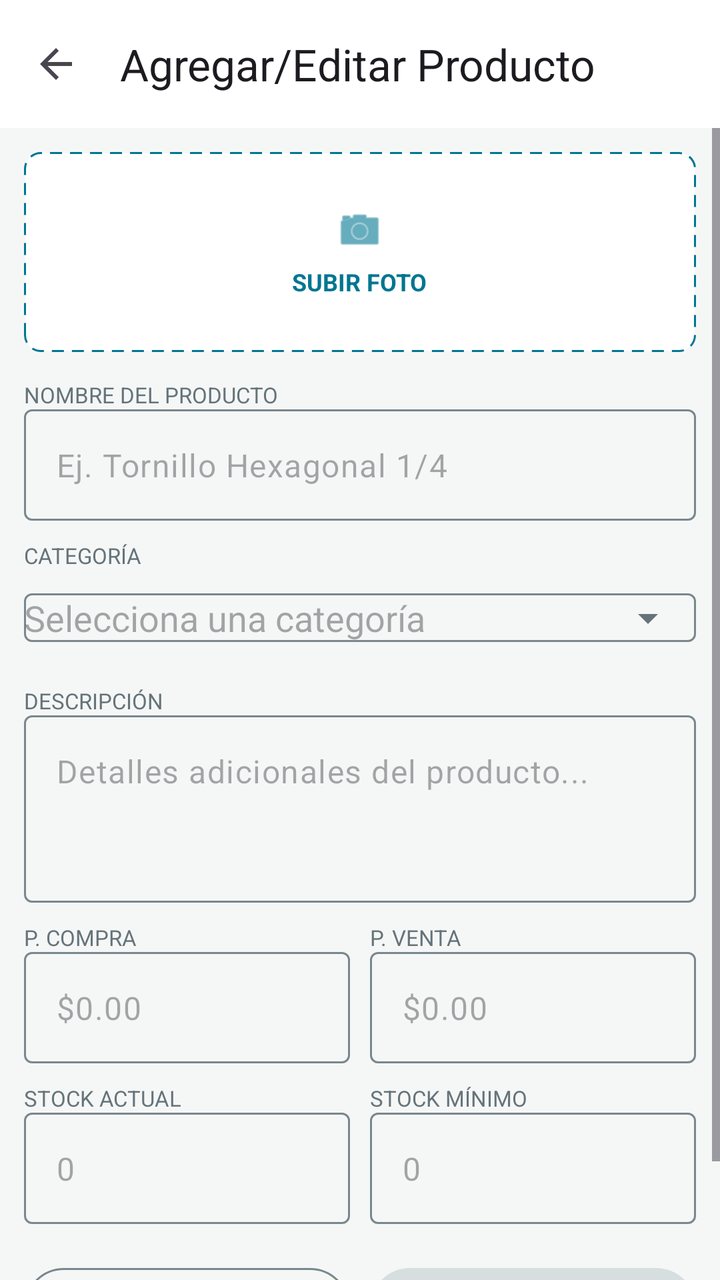
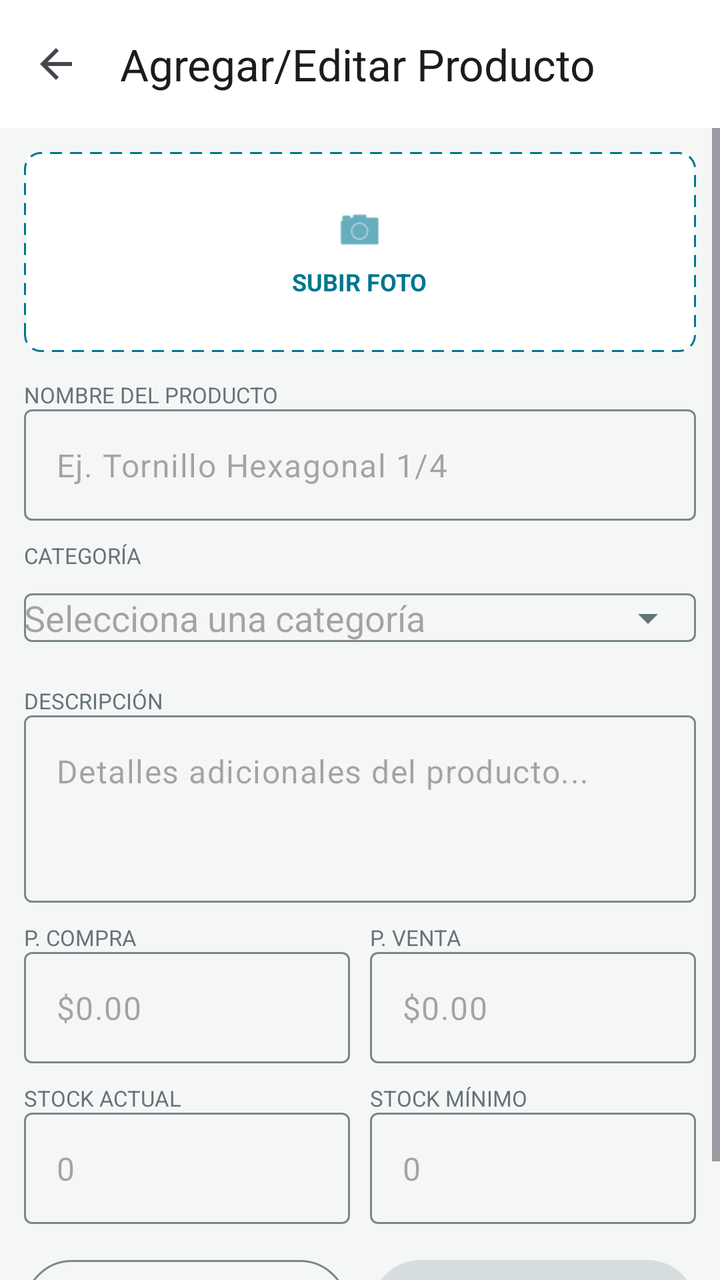

The first picture is an Android layout as it rendered before a commit; the second is the same layout after the commit. The layout source and the unified diff follow.
<!-- AndroidManifest.xml: application theme Theme.StockFlow -->
<!-- res/layout/fragment_producto_formulario.xml -->
<?xml version="1.0" encoding="utf-8"?>
<LinearLayout
    xmlns:android="http://schemas.android.com/apk/res/android"
    xmlns:app="http://schemas.android.com/apk/res-auto"
    android:layout_width="match_parent"
    android:layout_height="match_parent"
    android:background="?attr/colorSurfaceContainer"
    android:orientation="vertical">

    
    <com.google.android.material.appbar.MaterialToolbar
        android:id="@+id/toolbar"
        android:layout_width="match_parent"
        android:layout_height="?attr/actionBarSize"
        android:background="?attr/colorSurface"
        app:navigationIcon="?attr/homeAsUpIndicator"
        app:title="@string/title_product_form" />

    
    <ScrollView
        android:layout_width="match_parent"
        android:layout_height="0dp"
        android:layout_weight="1"
        android:fillViewport="true">

        <LinearLayout
            android:layout_width="match_parent"
            android:layout_height="wrap_content"
            android:orientation="vertical"
            android:padding="12dp">

            
            <FrameLayout
                android:id="@+id/cardFotoProducto"
                android:clickable="true"
                android:focusable="true"
                android:layout_width="match_parent"
                android:layout_height="100dp"
                android:background="@drawable/bg_dashed_add">

                <LinearLayout
                    android:layout_width="match_parent"
                    android:layout_height="match_parent"
                    android:gravity="center"
                    android:orientation="vertical">

                    <ImageView
                        android:id="@+id/ivFotoFormulario"
                        android:layout_width="25dp"
                        android:layout_height="25dp"
                        android:src="@android:drawable/ic_menu_camera"
                        app:tint="?attr/colorPrimary"
                        android:contentDescription="@null" />

                    <TextView
                        android:id="@+id/tvSubirFoto"
                        android:layout_width="wrap_content"
                        android:layout_height="wrap_content"
                        android:layout_marginTop="5dp"
                        android:text="@string/producto_subir_foto"
                        android:textColor="?attr/colorPrimary"
                        android:textSize="12sp"
                        android:textStyle="bold" />

                    
                    <ImageView
                        android:id="@+id/ivVistaPreviaProducto"
                        android:layout_width="90dp"
                        android:layout_height="90dp"
                        android:scaleType="centerCrop"
                        android:visibility="gone"
                        android:contentDescription="@string/producto_subir_foto" />

                </LinearLayout>

            </FrameLayout>

            
            <TextView
                android:layout_width="match_parent"
                android:layout_height="wrap_content"
                android:layout_marginTop="14dp"
                android:text="@string/producto_nombre_label"
                android:textColor="?attr/colorOnSurfaceVariant"
                android:textSize="11sp" />

            <com.google.android.material.textfield.TextInputLayout
                android:id="@+id/tilNombreProducto"
                style="@style/Widget.Material3.TextInputLayout.OutlinedBox"
                android:layout_width="match_parent"
                android:layout_height="wrap_content"
                app:hintEnabled="false">

                <com.google.android.material.textfield.TextInputEditText
                    android:id="@+id/etNombreProducto"
                    android:layout_width="match_parent"
                    android:layout_height="wrap_content"
                    android:hint="@string/producto_nombre_hint"
                    android:inputType="textCapSentences"
                    android:singleLine="true" />

            </com.google.android.material.textfield.TextInputLayout>

            
            <TextView
                android:layout_width="match_parent"
                android:layout_height="wrap_content"
                android:layout_marginTop="10dp"
                android:text="@string/producto_categoria_label"
                android:textColor="?attr/colorOnSurfaceVariant"
                android:textSize="11sp" />

            <com.google.android.material.textfield.TextInputLayout
                android:id="@+id/tilCategoriaProducto"
                style="@style/Widget.Material3.TextInputLayout.OutlinedBox"
                android:layout_width="match_parent"
                android:layout_height="wrap_content"
                app:hintEnabled="false"
                app:endIconMode="dropdown_menu">

                <com.google.android.material.textfield.MaterialAutoCompleteTextView
                    android:id="@+id/actCategoria"
                    android:layout_width="match_parent"
                    android:layout_height="wrap_content"
                    android:hint="@string/producto_categoria_hint"
                    android:inputType="none" />

            </com.google.android.material.textfield.TextInputLayout>

            
            <TextView
                android:layout_width="match_parent"
                android:layout_height="wrap_content"
                android:layout_marginTop="10dp"
                android:text="@string/producto_descripcion_label"
                android:textColor="?attr/colorOnSurfaceVariant"
                android:textSize="11sp" />

            <com.google.android.material.textfield.TextInputLayout
                style="@style/Widget.Material3.TextInputLayout.OutlinedBox"
                android:layout_width="match_parent"
                android:layout_height="wrap_content"
                app:hintEnabled="false">

                <com.google.android.material.textfield.TextInputEditText
                    android:id="@+id/etDescripcionProducto"
                    android:layout_width="match_parent"
                    android:layout_height="wrap_content"
                    android:gravity="top"
                    android:hint="@string/producto_descripcion_hint"
                    android:inputType="textMultiLine"
                    android:minLines="3" />

            </com.google.android.material.textfield.TextInputLayout>

            
            <LinearLayout
                android:layout_width="match_parent"
                android:layout_height="wrap_content"
                android:layout_marginTop="10dp"
                android:orientation="horizontal"
                android:baselineAligned="false">

                
                <LinearLayout
                    android:layout_width="0dp"
                    android:layout_height="wrap_content"
                    android:layout_weight="1"
                    android:layout_marginEnd="5dp"
                    android:orientation="vertical">

                    <TextView
                        android:layout_width="match_parent"
                        android:layout_height="wrap_content"
                        android:text="@string/producto_precio_compra"
                        android:textColor="?attr/colorOnSurfaceVariant"
                        android:textSize="11sp" />

                    <com.google.android.material.textfield.TextInputLayout
                        android:id="@+id/tilPrecioCompra"
                        style="@style/Widget.Material3.TextInputLayout.OutlinedBox"
                        android:layout_width="match_parent"
                        android:layout_height="wrap_content"
                        app:hintEnabled="false">

                        <com.google.android.material.textfield.TextInputEditText
                            android:id="@+id/etPrecioCompra"
                            android:layout_width="match_parent"
                            android:layout_height="wrap_content"
                            android:hint="@string/producto_precio_hint"
                            android:inputType="numberDecimal" />

                    </com.google.android.material.textfield.TextInputLayout>

                </LinearLayout>

                
                <LinearLayout
                    android:layout_width="0dp"
                    android:layout_height="wrap_content"
                    android:layout_weight="1"
                    android:layout_marginStart="5dp"
                    android:orientation="vertical">

                    <TextView
                        android:layout_width="match_parent"
                        android:layout_height="wrap_content"
                        android:text="@string/producto_precio_venta"
                        android:textColor="?attr/colorOnSurfaceVariant"
                        android:textSize="11sp" />

                    <com.google.android.material.textfield.TextInputLayout
                        android:id="@+id/tilPrecioVenta"
                        style="@style/Widget.Material3.TextInputLayout.OutlinedBox"
                        android:layout_width="match_parent"
                        android:layout_height="wrap_content"
                        app:hintEnabled="false">

                        <com.google.android.material.textfield.TextInputEditText
                            android:id="@+id/etPrecioVenta"
                            android:layout_width="match_parent"
                            android:layout_height="wrap_content"
                            android:hint="@string/producto_precio_hint"
                            android:inputType="numberDecimal" />

                    </com.google.android.material.textfield.TextInputLayout>

                </LinearLayout>

            </LinearLayout>

            
            <LinearLayout
                android:layout_width="match_parent"
                android:layout_height="wrap_content"
                android:layout_marginTop="10dp"
                android:orientation="horizontal"
                android:baselineAligned="false">

                
                <LinearLayout
                    android:layout_width="0dp"
                    android:layout_height="wrap_content"
                    android:layout_weight="1"
                    android:layout_marginEnd="5dp"
                    android:orientation="vertical">

                    <TextView
                        android:layout_width="match_parent"
                        android:layout_height="wrap_content"
                        android:text="@string/producto_stock_actual"
                        android:textColor="?attr/colorOnSurfaceVariant"
                        android:textSize="11sp" />

                    <com.google.android.material.textfield.TextInputLayout
                        android:id="@+id/tilStockActual"
                        style="@style/Widget.Material3.TextInputLayout.OutlinedBox"
                        android:layout_width="match_parent"
                        android:layout_height="wrap_content"
                        app:hintEnabled="false">

                        <com.google.android.material.textfield.TextInputEditText
                            android:id="@+id/etStockActual"
                            android:layout_width="match_parent"
                            android:layout_height="wrap_content"
                            android:hint="@string/producto_cantidad_hint"
                            android:inputType="number" />

                    </com.google.android.material.textfield.TextInputLayout>

                </LinearLayout>

                
                <LinearLayout
                    android:layout_width="0dp"
                    android:layout_height="wrap_content"
                    android:layout_weight="1"
                    android:layout_marginStart="5dp"
                    android:orientation="vertical">

                    <TextView
                        android:layout_width="match_parent"
                        android:layout_height="wrap_content"
                        android:text="@string/producto_stock_minimo"
                        android:textColor="?attr/colorOnSurfaceVariant"
                        android:textSize="11sp" />

                    <com.google.android.material.textfield.TextInputLayout
                        android:id="@+id/tilStockMinimo"
                        style="@style/Widget.Material3.TextInputLayout.OutlinedBox"
                        android:layout_width="match_parent"
                        android:layout_height="wrap_content"
                        app:hintEnabled="false">

                        <com.google.android.material.textfield.TextInputEditText
                            android:id="@+id/etStockMinimo"
                            android:layout_width="match_parent"
                            android:layout_height="wrap_content"
                            android:hint="@string/producto_cantidad_hint"
                            android:inputType="number" />

                    </com.google.android.material.textfield.TextInputLayout>

                </LinearLayout>

            </LinearLayout>

            
            <LinearLayout
                android:layout_width="match_parent"
                android:layout_height="wrap_content"
                android:layout_marginTop="18dp"
                android:layout_marginBottom="16dp"
                android:orientation="horizontal">

                <com.google.android.material.button.MaterialButton
                    android:id="@+id/btnCancelar"
                    style="@style/Widget.Material3.Button.OutlinedButton"
                    android:layout_width="0dp"
                    android:layout_height="wrap_content"
                    android:layout_weight="1"
                    android:layout_marginEnd="5dp"
                    android:text="@string/action_cancel" />

                <com.google.android.material.button.MaterialButton
                    android:id="@+id/btnGuardarProducto"
                    android:layout_width="0dp"
                    android:layout_height="wrap_content"
                    android:layout_weight="1"
                    android:layout_marginStart="5dp"
                    android:enabled="false"
                    android:text="@string/producto_guardar" />

            </LinearLayout>

            
            <TextView
                android:id="@+id/tvInfo"
                android:layout_width="wrap_content"
                android:layout_height="wrap_content"
                android:visibility="gone" />

        </LinearLayout>

    </ScrollView>

</LinearLayout>
<!-- resources referenced by this layout -->
<resources>
  <!-- drawable bg_dashed_add (drawable) -->
  <?xml version="1.0" encoding="utf-8"?>
  <shape xmlns:android="http://schemas.android.com/apk/res/android" android:shape="rectangle">
      <solid android:color="?attr/colorSurface" />
      <stroke
          android:width="1dp"
          android:color="?attr/colorPrimary"
          android:dashWidth="6dp"
          android:dashGap="4dp" />
      <corners android:radius="8dp" />
  </shape>
  <string name="action_cancel">Cancelar</string>
  <string name="producto_cantidad_hint">0</string>
  <string name="producto_categoria_hint">Selecciona una categoría</string>
  <string name="producto_categoria_label">CATEGORÍA</string>
  <string name="producto_descripcion_hint">Detalles adicionales del producto...</string>
  <string name="producto_descripcion_label">DESCRIPCIÓN</string>
  <string name="producto_guardar">Guardar Producto</string>
  <string name="producto_nombre_hint">Ej. Tornillo Hexagonal 1/4</string>
  <string name="producto_nombre_label">NOMBRE DEL PRODUCTO</string>
  <string name="producto_precio_compra">P. COMPRA</string>
  <string name="producto_precio_hint">$0.00</string>
  <string name="producto_precio_venta">P. VENTA</string>
  <string name="producto_stock_actual">STOCK ACTUAL</string>
  <string name="producto_stock_minimo">STOCK MÍNIMO</string>
  <string name="producto_subir_foto">SUBIR FOTO</string>
  <string name="title_product_form">Agregar/Editar Producto</string>
  <style name="Theme.StockFlow" parent="Base.Theme.StockFlow" />
  <color name="stockflow_primary">#007691</color>
  <color name="stockflow_on_primary">#FFFFFF</color>
  <color name="stockflow_primary_container">#C9EAF3</color>
  <color name="stockflow_text_primary">#062C3A</color>
  <color name="stockflow_secondary">#008C8C</color>
  <color name="stockflow_on_secondary">#FFFFFF</color>
  <color name="stockflow_secondary_container">#C8EEEE</color>
  <color name="stockflow_accent">#1A907A</color>
  <color name="stockflow_on_accent">#FFFFFF</color>
  <color name="stockflow_accent_container">#C8EDE4</color>
  <color name="stockflow_background">#FFFFFF</color>
  <color name="stockflow_surface_variant">#E3EBEC</color>
  <color name="stockflow_text_secondary">#66747A</color>
  <color name="stockflow_surface_low">#F9FBFB</color>
  <color name="stockflow_surface">#F5F7F7</color>
  <color name="stockflow_surface_high">#EEF2F2</color>
  <color name="stockflow_surface_highest">#E8EDEE</color>
  <color name="stockflow_outline">#7A878C</color>
  <color name="stockflow_outline_variant">#D5DEDF</color>
  <color name="stockflow_error">#DC2626</color>
  <color name="stockflow_on_error">#FFFFFF</color>
  <color name="stockflow_error_container">#FEE2E2</color>
  <color name="stockflow_on_error_container">#7F1D1D</color>
  <!-- unchanged entries left out for length: 1 -->
</resources>

<!-- the commit's change to res/layout/fragment_producto_formulario.xml (unified diff, before → after) -->
@@ -311,23 +311,30 @@
                 android:layout_height="wrap_content"
                 android:layout_marginTop="18dp"
                 android:layout_marginBottom="16dp"
+                android:gravity="center"
                 android:orientation="horizontal">
 
                 <com.google.android.material.button.MaterialButton
                     android:id="@+id/btnCancelar"
                     style="@style/Widget.Material3.Button.OutlinedButton"
                     android:layout_width="0dp"
-                    android:layout_height="wrap_content"
-                    android:layout_weight="1"
-                    android:layout_marginEnd="5dp"
+                    android:layout_height="48dp"
+                    android:layout_weight="1"
+                    android:layout_marginEnd="6dp"
+                    android:insetTop="0dp"
+                    android:insetBottom="0dp"
+                    android:minWidth="0dp"
                     android:text="@string/action_cancel" />
 
                 <com.google.android.material.button.MaterialButton
                     android:id="@+id/btnGuardarProducto"
                     android:layout_width="0dp"
-                    android:layout_height="wrap_content"
-                    android:layout_weight="1"
-                    android:layout_marginStart="5dp"
+                    android:layout_height="48dp"
+                    android:layout_weight="1"
+                    android:layout_marginStart="6dp"
+                    android:insetTop="0dp"
+                    android:insetBottom="0dp"
+                    android:minWidth="0dp"
                     android:enabled="false"
                     android:text="@string/producto_guardar" />
 
